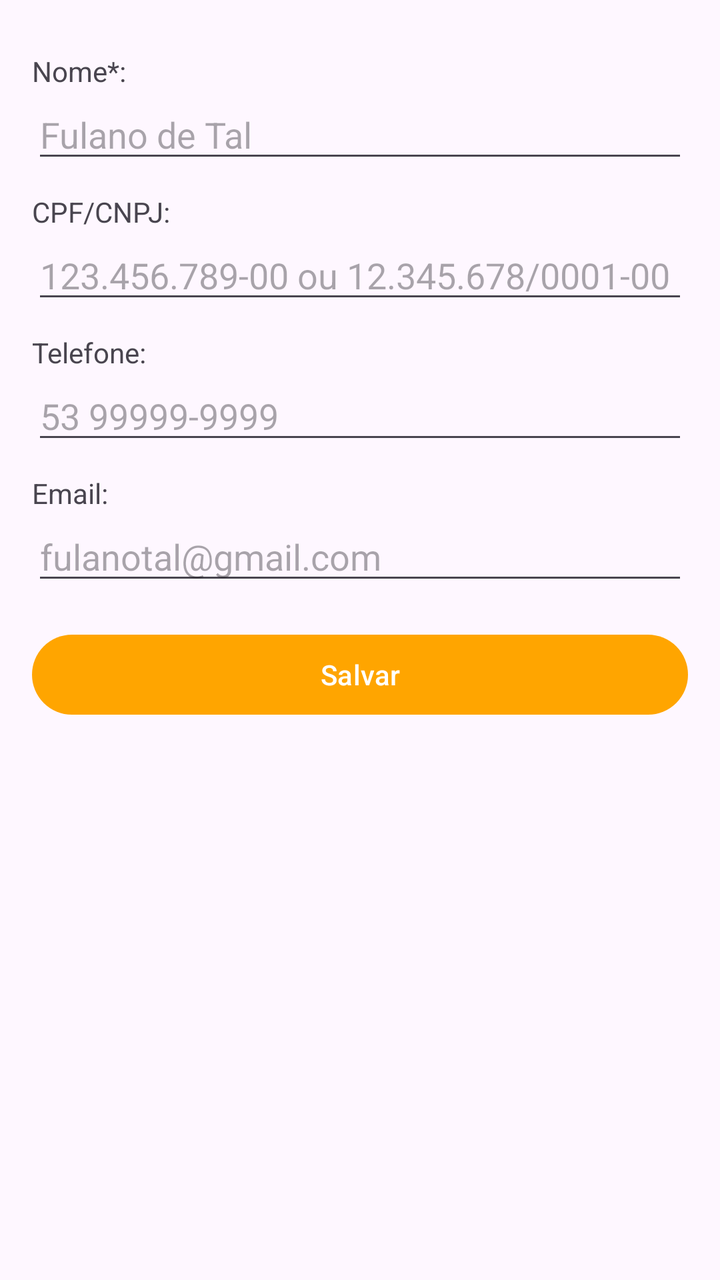
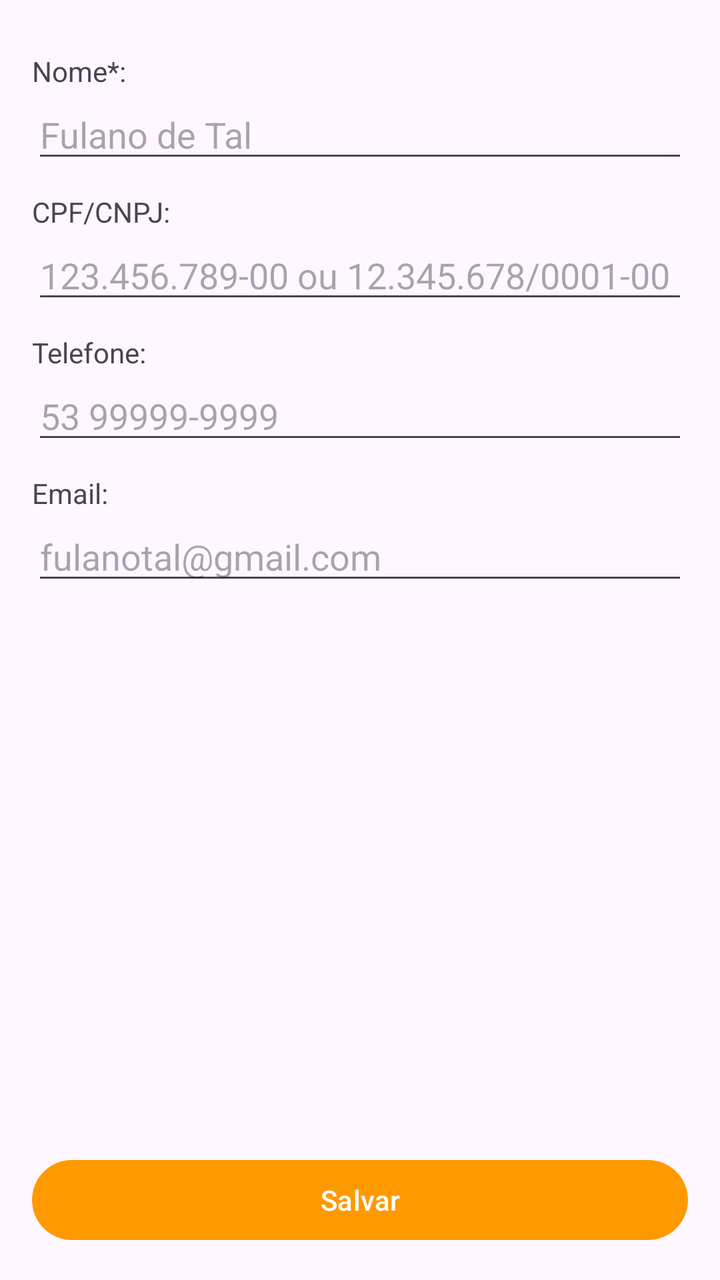

Before-and-after screenshots of an Android layout around one commit, followed by the original layout XML and the change that was made.
<!-- AndroidManifest.xml: application theme Theme.Pdv -->
<!-- res/layout/fragment_cliente_form.xml -->
<?xml version="1.0" encoding="utf-8"?>
<ScrollView  xmlns:android="http://schemas.android.com/apk/res/android"
    android:layout_width="match_parent"
    android:layout_height="match_parent"
    android:orientation="vertical">
<LinearLayout
    android:layout_width="match_parent"
    android:layout_height="wrap_content"
    android:orientation="vertical"
    android:padding="16dp">

    <TextView
        android:layout_width="match_parent"
        android:layout_height="wrap_content"
        android:layout_marginTop="10dp"
        android:text="Nome*:" />
    <EditText
        android:id="@+id/nome"
        android:layout_width="match_parent"
        android:layout_height="wrap_content"
        android:hint="Fulano de Tal"
        android:inputType="textPersonName" />

    <TextView
        android:layout_width="match_parent"
        android:layout_height="wrap_content"
        android:layout_marginTop="10dp"
        android:text="CPF/CNPJ:" />
    <EditText
        android:id="@+id/cpfcnpj"
        android:layout_width="match_parent"
        android:layout_height="wrap_content"
        android:hint="123.456.789-00 ou 12.345.678/0001-00"
        android:inputType="text" />

    <TextView
        android:layout_width="match_parent"
        android:layout_height="wrap_content"
        android:layout_marginTop="10dp"
        android:text="Telefone:" />
    <EditText
        android:id="@+id/telefone"
        android:layout_width="match_parent"
        android:layout_height="wrap_content"
        android:hint="53 99999-9999"
        android:inputType="number" />
    <TextView
        android:layout_width="match_parent"
        android:layout_height="wrap_content"
        android:layout_marginTop="10dp"
        android:text="Email:" />
    <EditText
        android:id="@+id/email"
        android:layout_width="match_parent"
        android:layout_height="wrap_content"
        android:hint="fulanotal@gmail.com"
        android:inputType="textEmailAddress" />

    <Button
        android:id="@+id/salvar"
        android:layout_width="match_parent"
        android:layout_height="wrap_content"
        android:layout_marginTop="16dp"
        android:text="Salvar" />

    <Button
        android:id="@+id/ativar"
        android:layout_width="match_parent"
        android:layout_height="wrap_content"
        android:layout_marginTop="8dp"
        android:text="Desativar"
        android:visibility="gone" />

</LinearLayout>
</ScrollView>
<!-- resources referenced by this layout -->
<resources>
  <style name="Theme.Pdv" parent="Base.Theme.Pdv">
          <item name="actionBarSize">@dimen/altura_actionbar</item>
      </style>
  <style name="Base.Theme.Pdv" parent="Theme.Material3.DayNight">
          
          <item name="colorPrimary">@color/botao_fundo</item>
  
      </style>
  <dimen name="altura_actionbar">64dp</dimen>
  <color name="botao_fundo">#FFA500</color>
</resources>

<!-- the commit's change to res/layout/fragment_cliente_form.xml (unified diff, before → after) -->
@@ -1,75 +1,86 @@
 <?xml version="1.0" encoding="utf-8"?>
-<ScrollView  xmlns:android="http://schemas.android.com/apk/res/android"
+<ScrollView xmlns:android="http://schemas.android.com/apk/res/android"
     android:layout_width="match_parent"
     android:layout_height="match_parent"
-    android:orientation="vertical">
-<LinearLayout
-    android:layout_width="match_parent"
-    android:layout_height="wrap_content"
-    android:orientation="vertical"
-    android:padding="16dp">
+    android:padding="16dp"
+    android:fillViewport="true">
 
-    <TextView
+    <LinearLayout
         android:layout_width="match_parent"
-        android:layout_height="wrap_content"
-        android:layout_marginTop="10dp"
-        android:text="Nome*:" />
-    <EditText
-        android:id="@+id/nome"
-        android:layout_width="match_parent"
-        android:layout_height="wrap_content"
-        android:hint="Fulano de Tal"
-        android:inputType="textPersonName" />
+        android:layout_height="match_parent"
+        android:orientation="vertical">
 
-    <TextView
-        android:layout_width="match_parent"
-        android:layout_height="wrap_content"
-        android:layout_marginTop="10dp"
-        android:text="CPF/CNPJ:" />
-    <EditText
-        android:id="@+id/cpfcnpj"
-        android:layout_width="match_parent"
-        android:layout_height="wrap_content"
-        android:hint="123.456.789-00 ou 12.345.678/0001-00"
-        android:inputType="text" />
+        <TextView
+            android:layout_width="match_parent"
+            android:layout_height="wrap_content"
+            android:layout_marginTop="10dp"
+            android:text="Nome*:" />
 
-    <TextView
-        android:layout_width="match_parent"
-        android:layout_height="wrap_content"
-        android:layout_marginTop="10dp"
-        android:text="Telefone:" />
-    <EditText
-        android:id="@+id/telefone"
-        android:layout_width="match_parent"
-        android:layout_height="wrap_content"
-        android:hint="53 99999-9999"
-        android:inputType="number" />
-    <TextView
-        android:layout_width="match_parent"
-        android:layout_height="wrap_content"
-        android:layout_marginTop="10dp"
-        android:text="Email:" />
-    <EditText
-        android:id="@+id/email"
-        android:layout_width="match_parent"
-        android:layout_height="wrap_content"
-        android:hint="fulanotal@gmail.com"
-        android:inputType="textEmailAddress" />
+        <EditText
+            android:id="@+id/nome"
+            android:layout_width="match_parent"
+            android:layout_height="wrap_content"
+            android:hint="Fulano de Tal"
+            android:inputType="textPersonName" />
 
-    <Button
-        android:id="@+id/salvar"
-        android:layout_width="match_parent"
-        android:layout_height="wrap_content"
-        android:layout_marginTop="16dp"
-        android:text="Salvar" />
+        <TextView
+            android:layout_width="match_parent"
+            android:layout_height="wrap_content"
+            android:layout_marginTop="10dp"
+            android:text="CPF/CNPJ:" />
 
-    <Button
-        android:id="@+id/ativar"
-        android:layout_width="match_parent"
-        android:layout_height="wrap_content"
-        android:layout_marginTop="8dp"
-        android:text="Desativar"
-        android:visibility="gone" />
+        <EditText
+            android:id="@+id/cpfcnpj"
+            android:layout_width="match_parent"
+            android:layout_height="wrap_content"
+            android:hint="123.456.789-00 ou 12.345.678/0001-00"
+            android:inputType="text" />
 
-</LinearLayout>
+        <TextView
+            android:layout_width="match_parent"
+            android:layout_height="wrap_content"
+            android:layout_marginTop="10dp"
+            android:text="Telefone:" />
+
+        <EditText
+            android:id="@+id/telefone"
+            android:layout_width="match_parent"
+            android:layout_height="wrap_content"
+            android:hint="53 99999-9999"
+            android:inputType="number" />
+
+        <TextView
+            android:layout_width="match_parent"
+            android:layout_height="wrap_content"
+            android:layout_marginTop="10dp"
+            android:text="Email:" />
+
+        <EditText
+            android:id="@+id/email"
+            android:layout_width="match_parent"
+            android:layout_height="wrap_content"
+            android:hint="fulanotal@gmail.com"
+            android:inputType="textEmailAddress" />
+
+        <View
+            android:layout_width="match_parent"
+            android:layout_height="0dp"
+            android:layout_weight="1" />
+
+        <Button
+            android:id="@+id/salvar"
+            android:layout_width="match_parent"
+            android:layout_height="wrap_content"
+            android:layout_marginTop="16dp"
+            android:text="Salvar" />
+
+        <Button
+            android:id="@+id/ativar"
+            android:layout_width="match_parent"
+            android:layout_height="wrap_content"
+            android:layout_marginTop="8dp"
+            android:text="Desativar"
+            android:visibility="gone" />
+
+    </LinearLayout>
 </ScrollView>
<!-- resource entries referenced after the edit -->
@@ -1,14 +1,14 @@
 <!-- resources referenced by this layout -->
 <resources>
   <style name="Theme.Pdv" parent="Base.Theme.Pdv">
-          <item name="actionBarSize">@dimen/altura_actionbar</item>
+          <item name="windowActionBar">false</item>
+          <item name="windowNoTitle">true</item>
       </style>
   <style name="Base.Theme.Pdv" parent="Theme.Material3.DayNight">
           
           <item name="colorPrimary">@color/botao_fundo</item>
   
       </style>
-  <dimen name="altura_actionbar">64dp</dimen>
-  <color name="botao_fundo">#FFA500</color>
+  <color name="botao_fundo">#FF9900</color>
 </resources>
 
